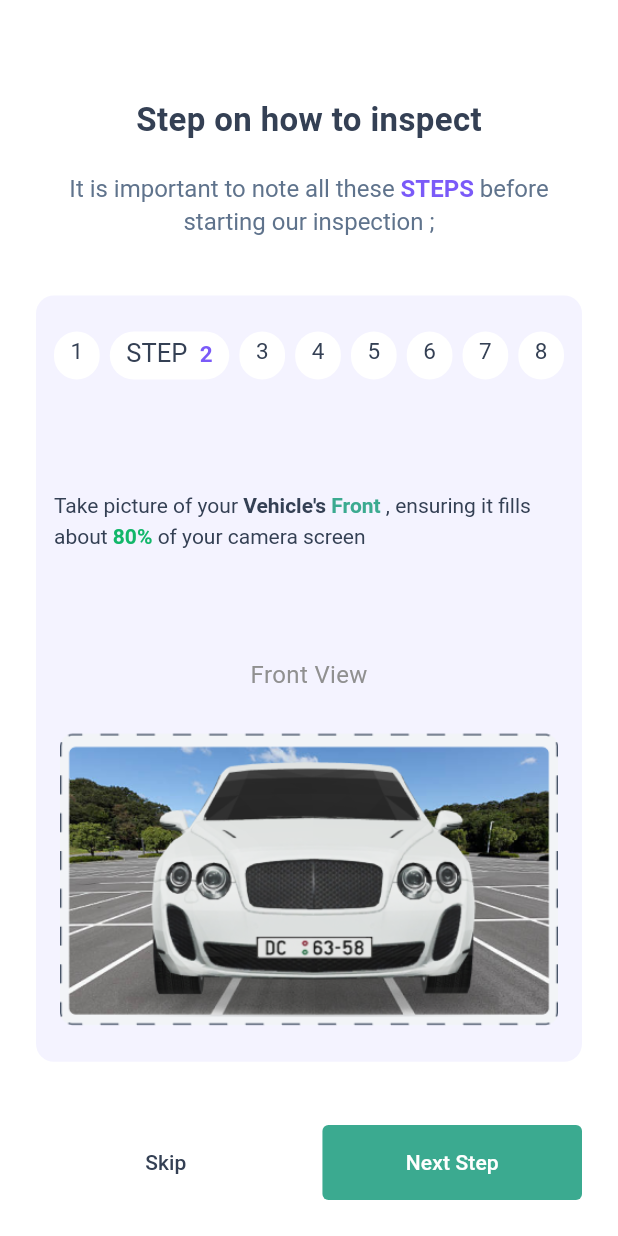
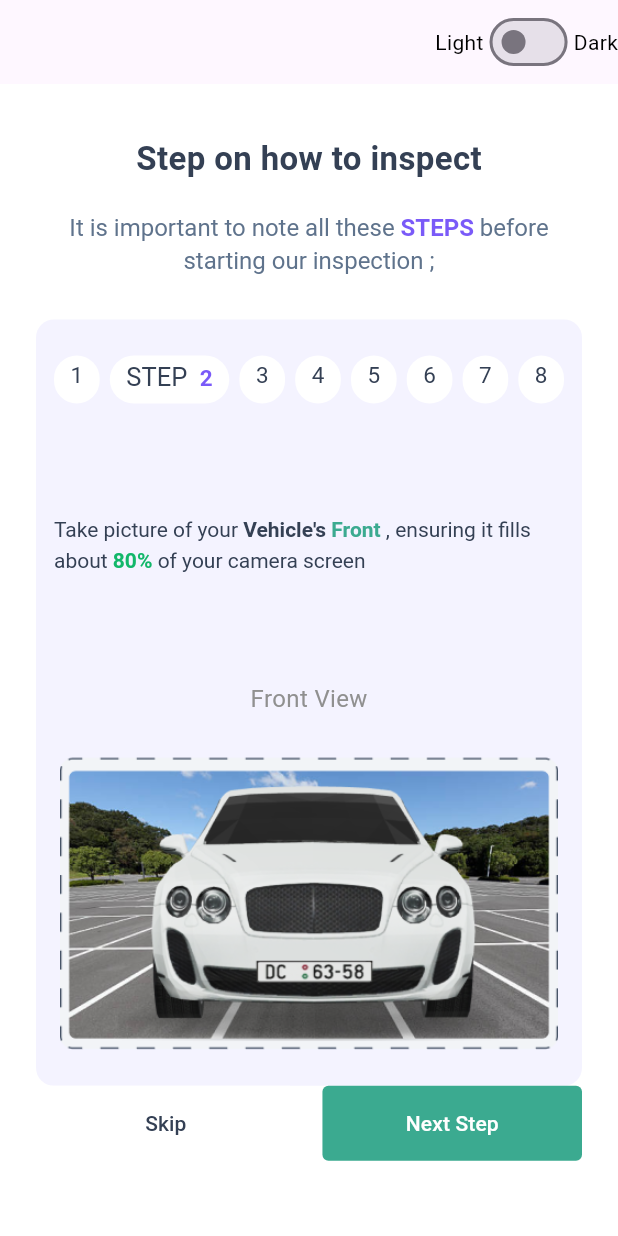
Before and after one commit to sondraycabana/InspectionApp, a Flutter app: the screen it shows after launch, after a tap on "Skip", on a phone screen of 412 x 824 dp. Run offline on Flutter 3.47's test engine with Material 3 defaults, Android fonts, the phone set to English and light mode, and no system bars; our stand-ins replace camera, lottie.

Commit message:
added dark and light mode

```diff
--- a/lib/app/inspection_onboarding/views/inspection_onboarding_view.dart
+++ b/lib/app/inspection_onboarding/views/inspection_onboarding_view.dart
@@ -8,13 +8,7 @@ import 'package:inspection_app/app/inspection_onboarding/views/widgets_text_widg
 import 'package:inspection_app/app/inspection_onboarding/views/widgets_text_widgets/intro_text_widget.dart';
 import 'package:inspection_app/app/inspection_onboarding/views/widgets_text_widgets/left_text_widget.dart';
 import 'package:inspection_app/app/inspection_onboarding/views/widgets_text_widgets/right_text_widget.dart';
-// import 'package:inspection_app/app/inspection_onboarding/views/widgets/text_widgets/back_text_widget.dart';
-// import 'package:inspection_app/app/inspection_onboarding/views/widgets/text_widgets/backview_text_widget.dart';
-// import 'package:inspection_app/app/inspection_onboarding/views/widgets/text_widgets/dashboard_widget.dart';
-// import 'package:inspection_app/app/inspection_onboarding/views/widgets/text_widgets/front_text_widget.dart';
-// import 'package:inspection_app/app/inspection_onboarding/views/widgets/text_widgets/intro_text_widget.dart';
-// import 'package:inspection_app/app/inspection_onboarding/views/widgets/text_widgets/left_text_widget.dart';
-// import 'package:inspection_app/app/inspection_onboarding/views/widgets/text_widgets/right_text_widget.dart';
+
 import 'package:inspection_app/app/utils/fade_in_animation.dart';
 
 class InspectionOnboardingView extends StatefulWidget {
@@ -27,10 +21,13 @@ class InspectionOnboardingView extends StatefulWidget {
 }
 
 class _InspectionOnboardingViewState extends State<InspectionOnboardingView> {
+
   final InspectionOnboardingController _controller =
   InspectionOnboardingController();
 
   int currentStep = 0;
+  bool isDarkMode = false;
+  int current = 0;
 
   @override
   void initState() {
@@ -43,8 +40,32 @@ class _InspectionOnboardingViewState extends State<InspectionOnboardingView> {
   @override
   Widget build(BuildContext context) {
     return Scaffold(
-      backgroundColor: Colors.white,
-      body: Padding(
+      backgroundColor: isDarkMode ? Colors.black : Colors.white,
+      // backgroundColor: Colors.white,
+      appBar: AppBar(
+        actions: [
+          const Text(
+            'Light',
+            style: TextStyle(color: Colors.black),
+          ),
+          Switch(
+            value: isDarkMode,
+            onChanged: (value) {
+              setState(() {
+                isDarkMode = value;
+              });
+            },
+            activeTrackColor: Colors.grey,
+            activeColor: Colors.yellow,
+          ),
+          const Text(
+            'Dark',
+            style: TextStyle(color: Colors.black),
+          ),
+        ],
+      ),
+      body: SingleChildScrollView(
+        child: Padding(
           padding: const EdgeInsets.all(24.0),
           child: Column(
             mainAxisAlignment: MainAxisAlignment.spaceBetween,
@@ -53,7 +74,7 @@ class _InspectionOnboardingViewState extends State<InspectionOnboardingView> {
                 mainAxisAlignment: MainAxisAlignment.start,
                 crossAxisAlignment: CrossAxisAlignment.center,
                 children: [
-                const SizedBox(height: 40),
+                  const SizedBox(height: 10),
                   const Text(
                     'Step on how to inspect',
                     style: TextStyle(
@@ -91,7 +112,7 @@ class _InspectionOnboardingViewState extends State<InspectionOnboardingView> {
                       ),
                     ),
                   ),
-                const SizedBox(height: 40),
+                  const SizedBox(height: 30),
                   Container(
                     padding: const EdgeInsets.symmetric(
                       vertical: 24.0,
@@ -207,6 +228,8 @@ class _InspectionOnboardingViewState extends State<InspectionOnboardingView> {
             ],
           ),
         ),
+      )
+
     );
   }
 
--- a/lib/main.dart
+++ b/lib/main.dart
@@ -6,6 +6,7 @@ import 'package:flutter/services.dart';
 import 'package:inspection_app/app/inspection_onboarding/views/inspection_onboarding_view.dart';
 
 import 'app/camera/take_picture_screen.dart';
+import 'app/switch/my_app_color.dart';
 
 Future<void> main() async {
   // Ensure that plugin services are initialized so that `availableCameras()`
@@ -24,7 +25,12 @@ Future<void> main() async {
   runApp(
     MaterialApp(
       debugShowCheckedModeBanner: false,
-      theme: ThemeData.dark(),
+      theme: ThemeData.light(),
+      darkTheme: ThemeData.dark(),
+
+      themeMode: ThemeMode.system,
+
+
       home: InspectionOnboardingView(
         nextPage: TakePictureScreen(
           // Pass the appropriate camera to the TakePictureScreen widget.
```
Also changed, not shown: lib/app/switch/my_app_color.dart (deleted). Lines whose indentation alone changed are shown as unchanged.
